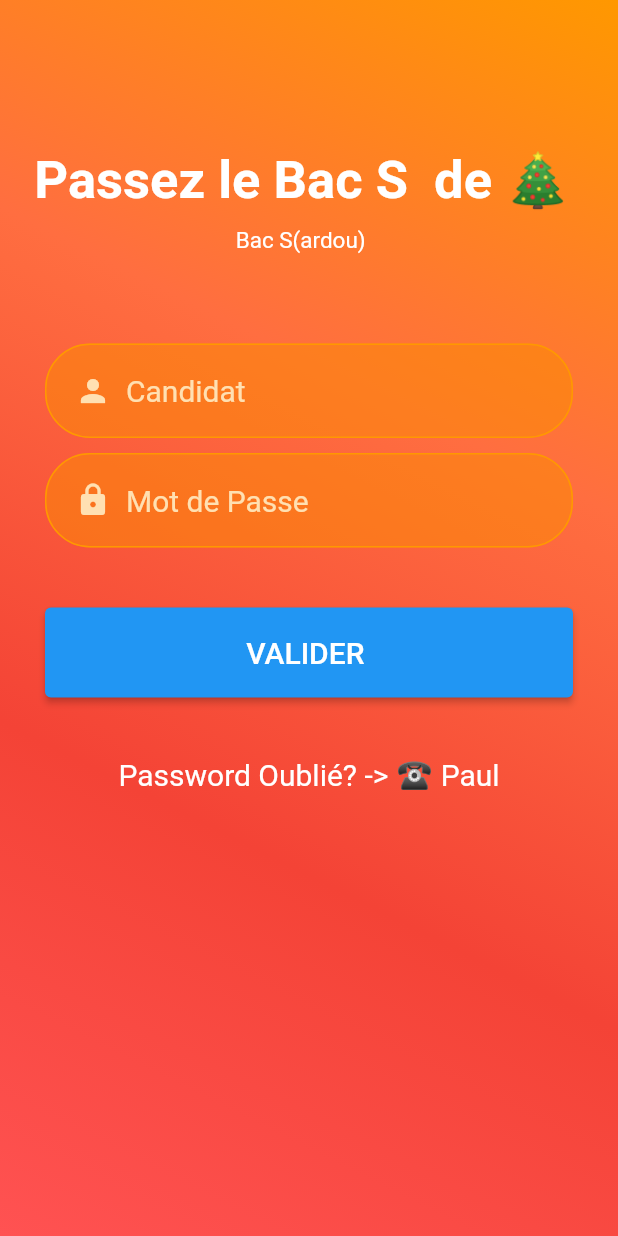
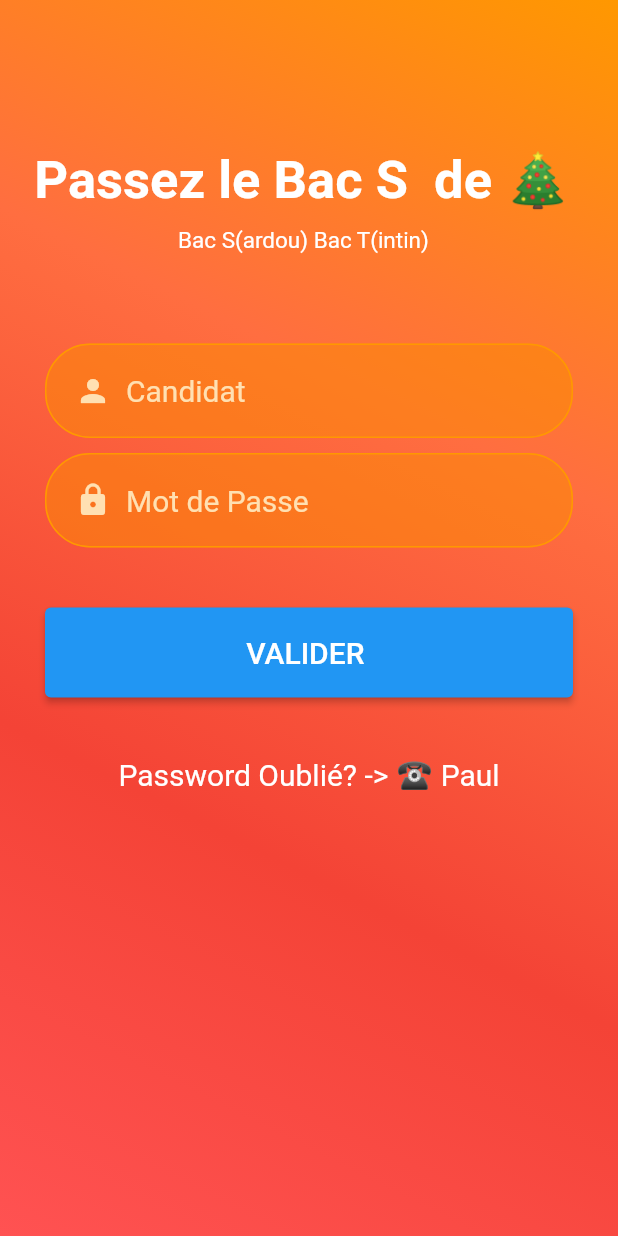
Before and after one commit to PML54/PONTABAC, a Flutter app: the screen it shows after launch, after a tap on "Espace Candidat", on a phone screen of 412 x 824 dp. Run offline on Flutter 3.47's test engine with Material 2 defaults, Android fonts, the phone set to English and light mode, and no system bars; our stand-ins replace google_fonts, video_player; missing offline and left inert: dart_ipify; network calls fail.

Commit message:
Add files via upload

```diff
--- a/lib/main.dart
+++ b/lib/main.dart
@@ -40,7 +40,7 @@ class _MenoPaulState extends State<MenoPaul> {
     return Scaffold(
       appBar: AppBar(
         title: Text(
-          'paul2pontoise 2.31-->' + QuizzCommons.myPseudo,
+          'Bac de LUCHY 1.1 -->' + QuizzCommons.myPseudo,
           style: GoogleFonts.averageSans(fontSize: 15.0),
         ),
       ),
@@ -165,7 +165,7 @@ class _MenoPaulState extends State<MenoPaul> {
                   ),
                   //--> Tintin
                   Visibility(
-                    visible: QuizzCommons.myProfile == CERTIFIED_PML,
+                    visible: QuizzCommons.myProfile & 5 == 5,
                     child: Padding(
                       padding: const EdgeInsets.all(2.0),
                       child: ElevatedButton(
@@ -207,7 +207,7 @@ class _MenoPaulState extends State<MenoPaul> {
                   ),
                   //--> Sardou
                   Visibility(
-                    visible: QuizzCommons.myProfile == CERTIFIED_PML ||QuizzCommons.myProfile == 5 ,
+                    visible: QuizzCommons.myProfile &5  == 5 ,
                     child: Padding(
                       padding: const EdgeInsets.all(2.0),
                       child: ElevatedButton(
--- a/lib/userconnect.dart
+++ b/lib/userconnect.dart
@@ -71,7 +71,7 @@ class _LoginPage extends State<LoginPage> {
           Container(
             margin: const EdgeInsets.only(top: 10),
             child: const Text(
-              "Bac S(ardou)   ",
+              "Bac S(ardou) Bac T(intin)  ",
               style: TextStyle(color: Colors.white, fontSize: 15),
             ), //subtitle text
           ),
```
Also changed, not shown: lib/quizzbd.dart (+37 -21 lines), 3 other files.
